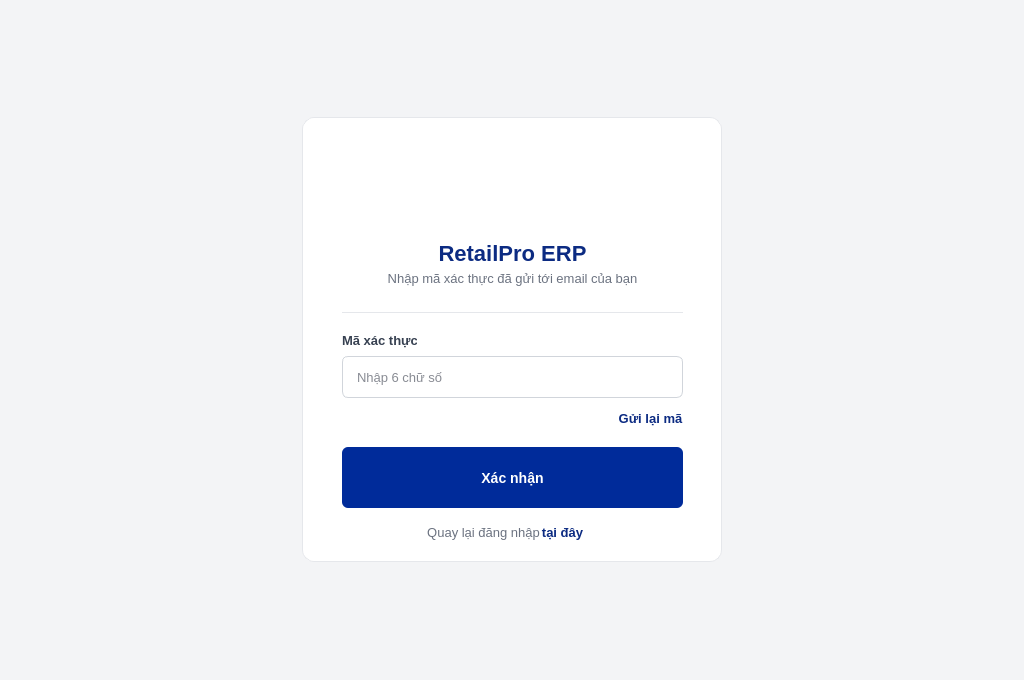
Above: src/gui/verification_code.ui from letrankhang/Supermarket_Manager before the change. Below: the same form after it.
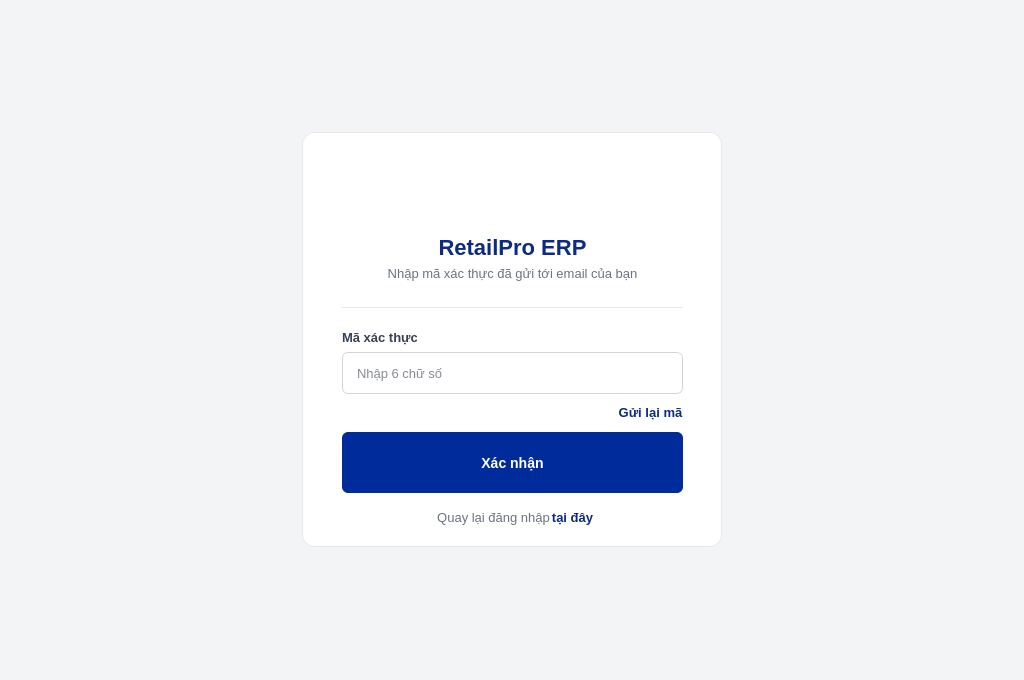
That is the form after the change. Icons and pictures are not drawn.

Diff of the .ui file:
```diff
--- a/src/gui/verification_code.ui
+++ b/src/gui/verification_code.ui
@@ -26,13 +26,13 @@
       <property name="minimumSize">
        <size>
         <width>420</width>
-        <height>445</height>
+        <height>415</height>
        </size>
       </property>
       <property name="maximumSize">
        <size>
         <width>420</width>
-        <height>445</height>
+        <height>415</height>
        </size>
       </property>
       <property name="styleSheet">
@@ -151,7 +151,7 @@
        <property name="geometry">
         <rect>
          <x>140</x>
-         <y>20</y>
+         <y>10</y>
          <width>140</width>
          <height>100</height>
         </rect>
@@ -185,9 +185,9 @@
        <property name="geometry">
         <rect>
          <x>10</x>
-         <y>121</y>
+         <y>80</y>
          <width>401</width>
-         <height>30</height>
+         <height>71</height>
         </rect>
        </property>
        <property name="minimumSize">
@@ -207,9 +207,9 @@
        <property name="geometry">
         <rect>
          <x>10</x>
-         <y>151</y>
+         <y>121</y>
          <width>401</width>
-         <height>21</height>
+         <height>41</height>
         </rect>
        </property>
        <property name="minimumSize">
@@ -229,7 +229,7 @@
        <property name="geometry">
         <rect>
          <x>40</x>
-         <y>195</y>
+         <y>175</y>
          <width>341</width>
          <height>1</height>
         </rect>
@@ -257,7 +257,7 @@
        <property name="geometry">
         <rect>
          <x>40</x>
-         <y>208</y>
+         <y>190</y>
          <width>75</width>
          <height>31</height>
         </rect>
@@ -276,7 +276,7 @@
        <property name="geometry">
         <rect>
          <x>40</x>
-         <y>239</y>
+         <y>220</y>
          <width>341</width>
          <height>42</height>
         </rect>
@@ -304,7 +304,7 @@
        <property name="geometry">
         <rect>
          <x>40</x>
-         <y>330</y>
+         <y>300</y>
          <width>341</width>
          <height>61</height>
         </rect>
@@ -331,8 +331,8 @@
       <widget class="QPushButton" name="lblBackLogin">
        <property name="geometry">
         <rect>
-         <x>230</x>
-         <y>390</y>
+         <x>240</x>
+         <y>360</y>
          <width>61</width>
          <height>51</height>
         </rect>
@@ -363,7 +363,7 @@
        <property name="geometry">
         <rect>
          <x>40</x>
-         <y>281</y>
+         <y>260</y>
          <width>341</width>
          <height>41</height>
         </rect>
@@ -406,8 +406,8 @@
       <widget class="QLabel" name="label">
        <property name="geometry">
         <rect>
-         <x>120</x>
-         <y>390</y>
+         <x>130</x>
+         <y>360</y>
          <width>123</width>
          <height>51</height>
         </rect>
```
